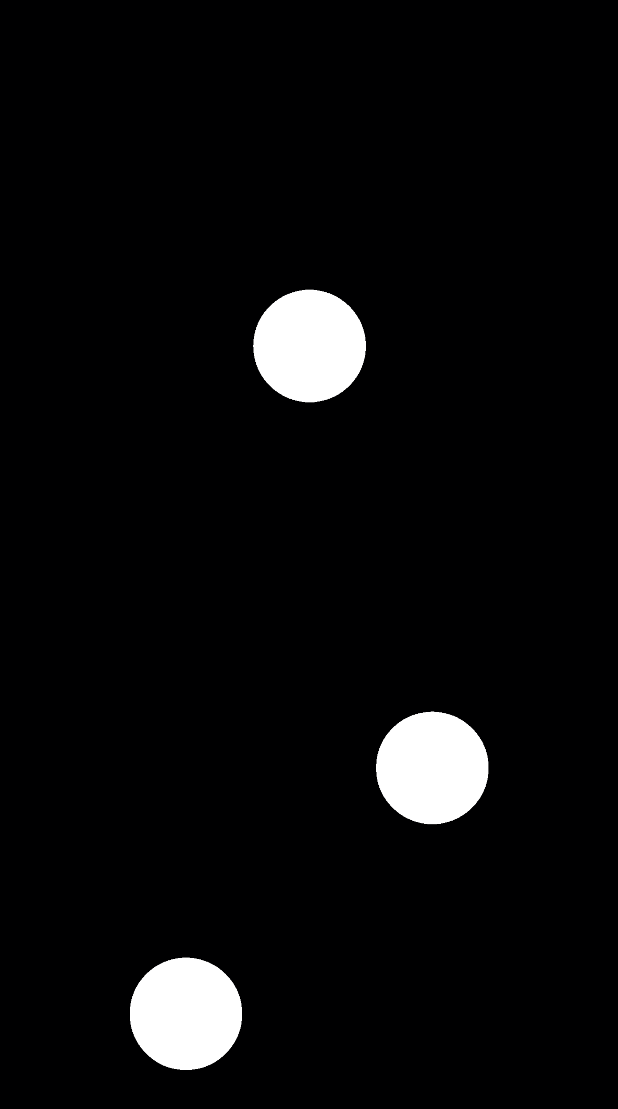
After one commit to ErlendTyrmi/TwoBlackDice, an Android app: the DiceActivity screen opened directly, with no data from a screen before it, on a phone screen of 412 x 824 dp. The commit adds this screen. Shown: the top 1109 px of the screen. Run offline under Robolectric (Android 15) with nearby library versions, the phone set to English and light mode, and no system bars.

Commit message:
Basically a functioning app minus animations

```diff
--- a/app/build.gradle
+++ b/app/build.gradle
@@ -25,10 +25,11 @@ android {
 
 dependencies {
     implementation fileTree(dir: 'libs', include: ['*.jar'])
-    implementation"org.jetbrains.kotlin:kotlin-stdlib-jdk7:$kotlin_version"
+    implementation "org.jetbrains.kotlin:kotlin-stdlib-jdk7:$kotlin_version"
     implementation 'androidx.appcompat:appcompat:1.1.0'
     implementation 'androidx.core:core-ktx:1.1.0'
     implementation 'androidx.constraintlayout:constraintlayout:1.1.3'
+    implementation 'androidx.legacy:legacy-support-v4:1.0.0'
     testImplementation 'junit:junit:4.12'
     androidTestImplementation 'androidx.test.ext:junit:1.1.1'
     androidTestImplementation 'androidx.test.espresso:espresso-core:3.2.0'
--- a/app/src/main/AndroidManifest.xml
+++ b/app/src/main/AndroidManifest.xml
@@ -12,7 +12,8 @@
         android:roundIcon="@mipmap/ic_launcher_round"
         android:supportsRtl="true"
         android:theme="@style/AppTheme">
-        <activity android:name="com.tyrmi.twoblackdice.MainActivity">
+        <activity android:name=".DiceActivity"></activity>
+        <activity android:name=".MenuActivity">
             <intent-filter>
                 <action android:name="android.intent.action.MAIN" />
 
--- /dev/null
+++ b/app/src/main/java/com/tyrmi/twoblackdice/DiceActivity.kt
@@ -0,0 +1,56 @@
+package com.tyrmi.twoblackdice
+
+import android.os.Bundle
+import android.view.View
+import android.widget.Toast
+import androidx.appcompat.app.AppCompatActivity
+import androidx.core.view.isVisible
+import kotlinx.android.synthetic.main.activity_dice.*
+import kotlin.random.Random
+
+class DiceActivity : AppCompatActivity() {
+
+    override fun onCreate(savedInstanceState: Bundle?) {
+        super.onCreate(savedInstanceState)
+        setContentView(R.layout.activity_dice)
+
+        if (intent.getIntExtra("num", 2) == 2) {
+            // Show second dice
+            secondDie.visibility = View.VISIBLE
+        } else {
+            secondDie.visibility = View.GONE
+        }
+
+        // fade in dice?
+
+
+        // Onclick roll dice and update view
+        diceScreen.setOnClickListener {
+
+            firstDie.setImageResource(getNewRollImageId())
+
+            if (secondDie.isVisible) {
+                secondDie.setImageResource(getNewRollImageId())
+            }
+        }
+
+    }
+
+    // Returns an image ID based on a roll
+    fun getNewRollImageId(): Int {
+        when (roll()) {
+            1 -> return R.drawable.done
+            2 -> return R.drawable.dtwo
+            3 -> return R.drawable.dthree
+            4 -> return R.drawable.dfour
+            5 -> return R.drawable.dfive
+            6 -> return R.drawable.dsix
+            else -> Toast.makeText(this, "Error, please write a review.", Toast.LENGTH_LONG).show()
+        }
+        return R.drawable.twodice
+    }
+
+    fun roll(): Int {
+        return Random.nextInt(1, 7)
+    }
+}
--- /dev/null
+++ b/app/src/main/res/layout/activity_dice.xml
@@ -0,0 +1,70 @@
+<?xml version="1.0" encoding="utf-8"?>
+<androidx.constraintlayout.widget.ConstraintLayout xmlns:android="http://schemas.android.com/apk/res/android"
+    xmlns:app="http://schemas.android.com/apk/res-auto"
+    xmlns:tools="http://schemas.android.com/tools"
+    android:id="@+id/diceScreen"
+    android:layout_width="match_parent"
+    android:layout_height="match_parent"
+    android:background="#000001"
+    tools:context=".DiceActivity">
+
+    <androidx.constraintlayout.widget.Guideline
+        android:id="@+id/guidelineTop"
+        android:layout_width="wrap_content"
+        android:layout_height="wrap_content"
+        android:orientation="horizontal"
+        app:layout_constraintGuide_percent="0.06" />
+
+    <androidx.constraintlayout.widget.Guideline
+        android:id="@+id/guidelineRight"
+        android:layout_width="wrap_content"
+        android:layout_height="wrap_content"
+        android:orientation="vertical"
+        app:layout_constraintGuide_percent="0.8" />
+
+    <androidx.constraintlayout.widget.Guideline
+        android:id="@+id/guidelineLeft"
+        android:layout_width="wrap_content"
+        android:layout_height="wrap_content"
+        android:orientation="vertical"
+        app:layout_constraintGuide_percent="0.2" />
+
+    <androidx.constraintlayout.widget.Guideline
+        android:id="@+id/guideLineBottom"
+        android:layout_width="match_parent"
+        android:layout_height="wrap_content"
+        android:layout_weight="1"
+        android:orientation="horizontal"
+        app:layout_constraintGuide_percent="0.94" />
+
+    <LinearLayout
+        android:id="@+id/dice"
+        android:layout_width="0dp"
+        android:layout_height="0dp"
+        android:orientation="vertical"
+        app:layout_constraintBottom_toTopOf="@+id/guideLineBottom"
+        app:layout_constraintEnd_toStartOf="@+id/guidelineRight"
+        app:layout_constraintStart_toStartOf="@+id/guidelineLeft"
+        app:layout_constraintTop_toTopOf="@+id/guidelineTop">
+
+        <ImageView
+            android:id="@+id/firstDie"
+            android:layout_width="match_parent"
+            android:layout_height="wrap_content"
+            android:layout_weight="1"
+            android:adjustViewBounds="true"
+            android:contentDescription="@string/one_dice"
+            app:srcCompat="@drawable/done" />
+
+        <ImageView
+            android:id="@+id/secondDie"
+            android:layout_width="match_parent"
+            android:layout_height="wrap_content"
+            android:layout_weight="1"
+            android:adjustViewBounds="true"
+            android:contentDescription="@string/two_dice"
+            app:srcCompat="@drawable/dtwo" />
+
+    </LinearLayout>
+
+</androidx.constraintlayout.widget.ConstraintLayout>
--- a/app/src/main/res/values/strings.xml
+++ b/app/src/main/res/values/strings.xml
@@ -2,4 +2,7 @@
     <string name="app_name">Two Black Dice</string>
     <string name="one_dice">ONE DICE</string>
     <string name="two_dice">TWO DICE</string>
+
+    <!-- TODO: Remove or change this placeholder text -->
+    <string name="hello_blank_fragment">Hello blank fragment</string>
 </resources>
--- a/app/src/main/res/values/styles.xml
+++ b/app/src/main/res/values/styles.xml
@@ -10,6 +10,7 @@
         <!--My edit-->
 
         <item name="android:navigationBarColor">@color/realCloseToBlack</item>
+        <item name="android:windowBackground">@color/realCloseToBlack</item>
     </style>
 
 </resources>
```
Also changed, not shown: app/src/main/java/com/tyrmi/twoblackdice/MainActivity.kt (deleted, +0 -12 lines), app/src/main/java/com/tyrmi/twoblackdice/MenuActivity.kt (added, +40 -0 lines), app/src/main/res/layout/activity_menu.xml (renamed from app/src/main/res/layout/activity_main.xml, +4 -3 lines).
